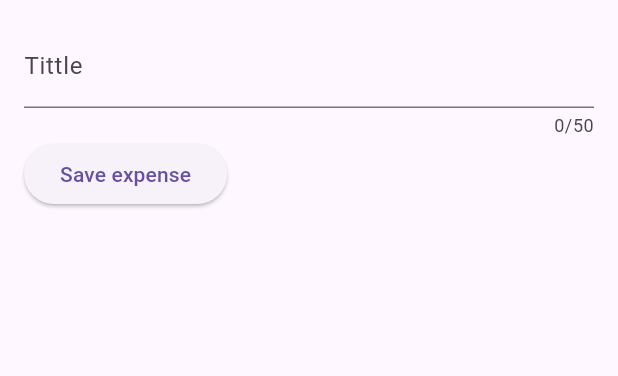
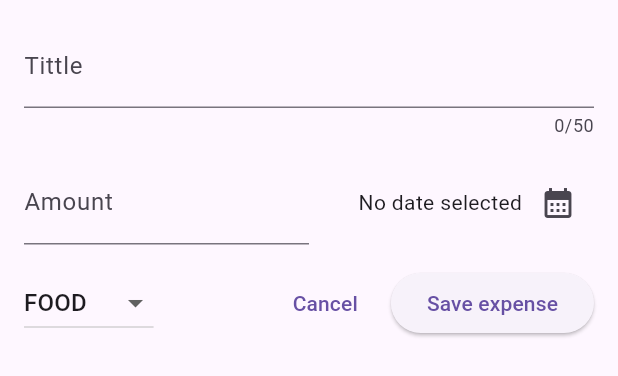
Before and after one commit to wmvieira21/expenses_tracker_flutter, a Flutter app: the NewExpense widget shown alone on an empty page, opened directly, on a phone screen of 412 x 824 dp. Shown: the top 376 px of the screen. Run offline on Flutter 3.47's test engine with Material 3 defaults, Android fonts, the phone set to English and light mode, and no system bars.

```diff
--- a/lib/widgets/new_expense.dart
+++ b/lib/widgets/new_expense.dart
@@ -1,4 +1,6 @@
+import 'package:expenses_tracker/models/expense.dart';
 import 'package:flutter/material.dart';
+import 'package:intl/intl.dart';
 
 class NewExpense extends StatefulWidget {
   const NewExpense({super.key});
@@ -11,10 +13,40 @@ class NewExpense extends StatefulWidget {
 
 class _NewExpense extends State<NewExpense> {
   final _titleController = TextEditingController();
+  final _amountController = TextEditingController();
+  String _selectedDate = 'No date selected';
+  Category _selectedCategory = Category.food;
+
+  void _presentDatePicker() async {
+    final now = DateTime.now();
+    final firstDate = DateTime(
+      now.year - 1,
+      now.month,
+      now.day,
+    );
+    final pickedDate = await showDatePicker(
+        context: context, firstDate: firstDate, lastDate: now);
+
+    if (pickedDate != null) {
+      setState(() {
+        _selectedDate = formatter.format(pickedDate);
+      });
+    }
+  }
+
+  void onChangeCategory(Category? selectedItem) {
+    if (selectedItem == null) {
+      return;
+    }
+    setState(() {
+      _selectedCategory = selectedItem;
+    });
+  }
 
   @override
   void dispose() {
     _titleController.dispose();
+    _amountController.dispose();
     super.dispose();
   }
 
@@ -23,6 +55,7 @@ class _NewExpense extends State<NewExpense> {
     return Padding(
       padding: EdgeInsets.all(16),
       child: Column(
+        spacing: 15,
         children: [
           TextField(
             controller: _titleController,
@@ -34,8 +67,52 @@ class _NewExpense extends State<NewExpense> {
           ),
           Row(
             children: [
+              Expanded(
+                child: TextField(
+                  controller: _amountController,
+                  keyboardType: TextInputType.number,
+                  decoration: InputDecoration(
+                    prefixText: '\$ ',
+                    label: Text('Amount'),
+                  ),
+                ),
+              ),
+              Expanded(
+                child: Row(
+                  mainAxisAlignment: MainAxisAlignment.end,
+                  crossAxisAlignment: CrossAxisAlignment.center,
+                  children: [
+                    Text(_selectedDate),
+                    IconButton(
+                        onPressed: () => _presentDatePicker(),
+                        icon: Icon(Icons.calendar_month)),
+                  ],
+                ),
+              ),
+            ],
+          ),
+          Row(
+            spacing: 10,
+            children: [
+              DropdownButton(
+                  value: _selectedCategory,
+                  items: Category.values
+                      .map(
+                        (category) => DropdownMenuItem(
+                          value: category,
+                          child: Text(category.name.toUpperCase()),
+                        ),
+                      )
+                      .toList(),
+                  onChanged: (selectedItem) => onChangeCategory(selectedItem)),
+              const Spacer(),
+              TextButton(
+                onPressed: () => Navigator.pop(context),
+                child: Text('Cancel'),
+              ),
               ElevatedButton(
-                onPressed: (() => print(_titleController.text)),
+                onPressed: (() =>
+                    print(_titleController.text + _amountController.text)),
                 child: Text('Save expense'),
               ),
             ],
```
